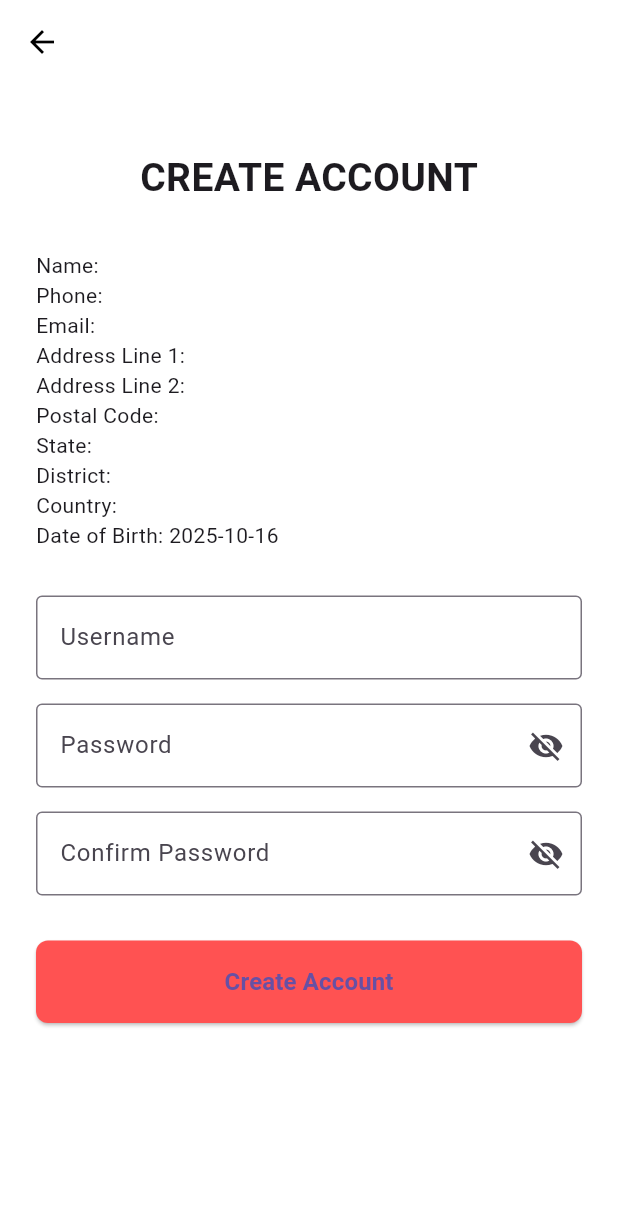
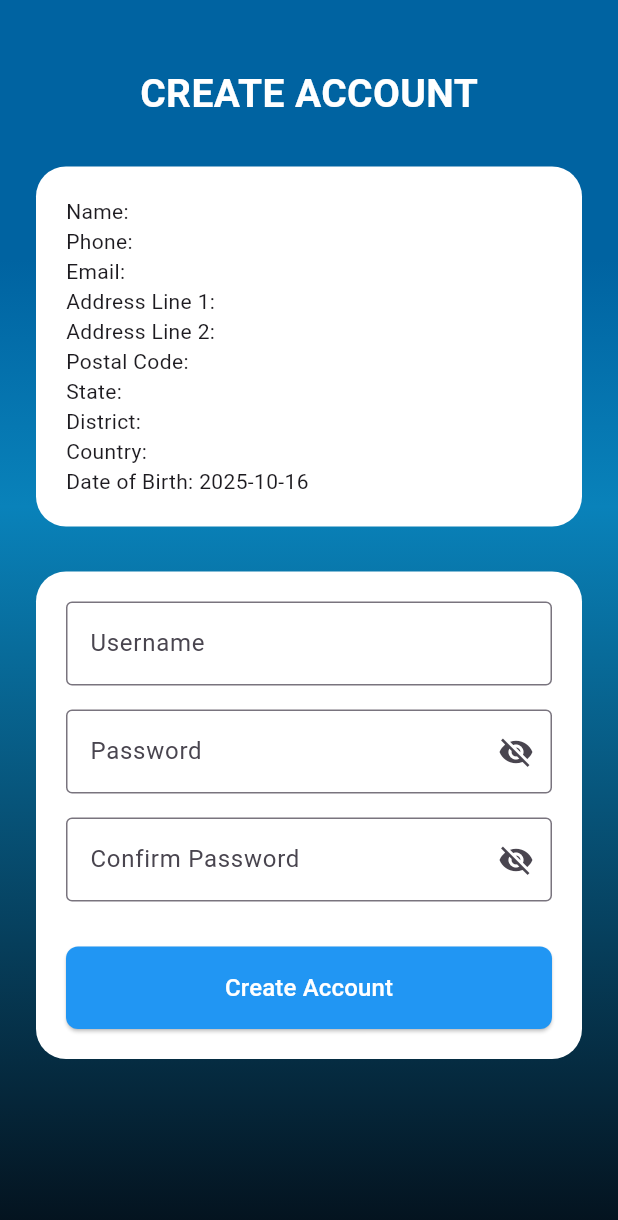
Before and after one commit to maozedoggo/FYP_Smahorz, a Flutter app: the CreateAccount screen opened directly with empty values, on a phone screen of 412 x 824 dp. Shown: the top 1220 px of the screen. Run offline on Flutter 3.47's test engine with Material 3 defaults, Android fonts, the phone set to English and light mode, and no system bars; our stand-ins replace cloud_firestore, firebase_auth, firebase_core, firebase_storage, flutter_advanced_drawer, image_picker and 1 more; accounts and stored records are empty.

Commit message:
Add theme to create account

```diff
--- a/lib/views/pages/Create_account_page/create_account.dart
+++ b/lib/views/pages/Create_account_page/create_account.dart
@@ -110,7 +110,6 @@ class CreateAccountState extends State<CreateAccount> {
     }
 
     try {
-
       // === 1. Check if username already exists ===
       final usernameQuery = await FirebaseFirestore.instance
           .collection('users')
@@ -119,13 +118,16 @@ class CreateAccountState extends State<CreateAccount> {
           .get();
 
       if (usernameQuery.docs.isNotEmpty) {
-        _showPopup('Error', 'Username already taken, please choose another one.');
+        _showPopup(
+          'Error',
+          'Username already taken, please choose another one.',
+        );
         return;
       }
 
       // === 2. Create Firebase Authentication account ===
-      UserCredential userCredential =
-          await FirebaseAuth.instance.createUserWithEmailAndPassword(
+      UserCredential userCredential = await FirebaseAuth.instance
+          .createUserWithEmailAndPassword(
             email: widget.email,
             password: passwordController.text.trim(),
           );
@@ -133,7 +135,7 @@ class CreateAccountState extends State<CreateAccount> {
       // === 3. Save user profile in Firestore (use email as doc ID) ===
       await FirebaseFirestore.instance
           .collection('users')
-          .doc(widget.email)  // ← CHANGED TO USE EMAIL AS DOCUMENT ID
+          .doc(widget.email) // ← CHANGED TO USE EMAIL AS DOCUMENT ID
           .set({
             'uid': userCredential.user!.uid,
             'username': usernameController.text.trim(),
@@ -171,21 +173,19 @@ class CreateAccountState extends State<CreateAccount> {
   @override
   Widget build(BuildContext context) {
     return Scaffold(
-      appBar: AppBar(
-        backgroundColor: Colors.transparent,
-        elevation: 0,
-        leading: IconButton(
-          icon: const Icon(Icons.arrow_back, color: Colors.black),
-          onPressed: () {
-            Navigator.pushReplacement(
-              context,
-              MaterialPageRoute(builder: (_) => const SignUpPage()),
-            );
-          },
+      body: Container(
+        height: double.infinity,
+        decoration: const BoxDecoration(
+          gradient: LinearGradient(
+            begin: Alignment.topCenter,
+            end: Alignment.bottomCenter,
+            colors: [Color(0xFF0063a1), Color(0xFF0982BA), Color(0xFF04111C)],
+            stops: [0.21, 0.41, 1.0],
           ),
-        title: const Text('', style: TextStyle(color: Colors.black)),
         ),
-      body: SingleChildScrollView(
+        child: SafeArea(
+          bottom: false,
+          child: SingleChildScrollView(
             child: Container(
               width: double.infinity,
               padding: const EdgeInsets.all(24),
@@ -197,12 +197,22 @@ class CreateAccountState extends State<CreateAccount> {
                   // Title
                   const Text(
                     "CREATE ACCOUNT",
-                style: TextStyle(fontSize: 26, fontWeight: FontWeight.bold),
+                    style: TextStyle(
+                      fontSize: 26,
+                      fontWeight: FontWeight.bold,
+                      color: Colors.white,
+                    ),
                   ),
                   const SizedBox(height: 30),
 
                   // User info summary
-              Align(
+                  Container(
+                    padding: EdgeInsets.all(20),
+                    decoration: BoxDecoration(
+                      color: Colors.white,
+                      borderRadius: BorderRadius.circular(20)
+                    ),
+                    child: Align(
                       alignment: Alignment.centerLeft,
                       child: Column(
                         crossAxisAlignment: CrossAxisAlignment.start,
@@ -216,13 +226,24 @@ class CreateAccountState extends State<CreateAccount> {
                           Text("State: ${widget.state}"),
                           Text("District: ${widget.district}"),
                           Text("Country: ${widget.country}"),
-                    Text("Date of Birth: ${widget.dob.toLocal().toString().split(' ')[0]}"),
-
+                          Text(
+                            "Date of Birth: ${widget.dob.toLocal().toString().split(' ')[0]}",
+                          ),
                         ],
+                      ),
                     ),
                   ),
                   const SizedBox(height: 30),
 
+                  Container(
+                    padding: EdgeInsets.all(20),
+                    width: double.infinity,
+                    decoration: BoxDecoration(
+                      color: Colors.white,
+                      borderRadius: BorderRadius.circular(20),
+                    ),
+                    child: Column(
+                      children: [
                         // Username
                         TextField(
                           controller: usernameController,
@@ -242,7 +263,10 @@ class CreateAccountState extends State<CreateAccount> {
                             border: const OutlineInputBorder(),
                             suffixIcon: IconButton(
                               icon: Icon(
-                        showPassword ? Icons.visibility : Icons.visibility_off),
+                                showPassword
+                                    ? Icons.visibility
+                                    : Icons.visibility_off,
+                              ),
                               onPressed: () =>
                                   setState(() => showPassword = !showPassword),
                             ),
@@ -259,7 +283,10 @@ class CreateAccountState extends State<CreateAccount> {
                             border: const OutlineInputBorder(),
                             suffixIcon: IconButton(
                               icon: Icon(
-                        showConfirm ? Icons.visibility : Icons.visibility_off),
+                                showConfirm
+                                    ? Icons.visibility
+                                    : Icons.visibility_off,
+                              ),
                               onPressed: () =>
                                   setState(() => showConfirm = !showConfirm),
                             ),
@@ -274,21 +301,28 @@ class CreateAccountState extends State<CreateAccount> {
                             onPressed: _submit,
                             style: ElevatedButton.styleFrom(
                               padding: const EdgeInsets.symmetric(vertical: 16),
-                    backgroundColor: Colors.redAccent,
+                              backgroundColor: Colors.blue,
                               shape: RoundedRectangleBorder(
                                 borderRadius: BorderRadius.circular(8),
                               ),
                             ),
                             child: const Text(
-                    "Create Account",
+                              'Create Account',
                               style: TextStyle(
-                        fontSize: 16, fontWeight: FontWeight.bold),
+                                fontSize: 16,
+                                color: Colors.white,
+                              ),
                             ),
                           ),
                         ),
                       ],
                     ),
                   ),
+                ],
+              ),
+            ),
+          ),
+        ),
       ),
     );
   }
--- a/lib/views/pages/login/login_page.dart
+++ b/lib/views/pages/login/login_page.dart
@@ -300,7 +300,7 @@ class _LoginPageState extends State<LoginPage> {
                           mainAxisAlignment: MainAxisAlignment.center,
                           children: [
                             const Text(
-                              "Don’t have an account? ",
+                              "Don't have an account? ",
                               style: TextStyle(color: Colors.black54),
                             ),
                             TextButton(
--- a/lib/views/pages/signup/signup_page.dart
+++ b/lib/views/pages/signup/signup_page.dart
@@ -369,7 +369,7 @@ class _SignUpPageState extends State<SignUpPage> {
           addressLine2: addressLine2Controller.text,
           postalCode: postalCodeController.text,
           state: selectedState!,
-          district: selectedDistrict!, // ✅ FIXED: force non-null
+          district: selectedDistrict!,
           country: selectedCountry!,
           dob: selectedDOB!,
         ),
```
Also changed, not shown: lib/views/pages/smart-devices/clothe_hanger.dart (+9 -1 lines), lib/views/pages/smart-devices/parcel_inside.dart (+6 -2 lines), lib/views/pages/smart-devices/parcel_outside.dart (+17 -3 lines). Lines whose indentation alone changed are shown as unchanged.
